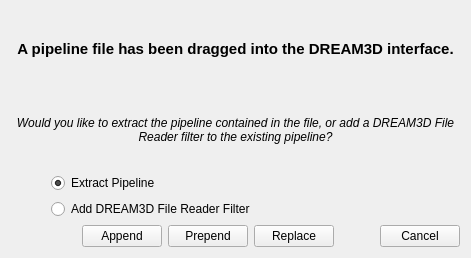
BlueQuartzSoftware/DREAM3D, file Source/QtSupportLib/UI_Files/FileDragMessageBox.ui: the form before one commit.
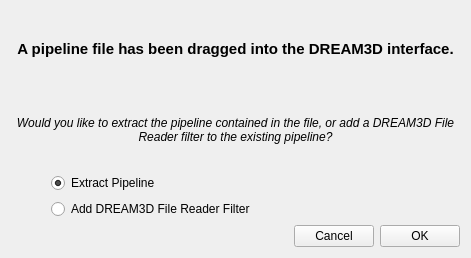
The form after the commit.

Commit message:
Implemented precise drag and drop functionality for pipeline files. Favorites are currently broken with this commit.
updates #332.

```diff
--- a/Source/QtSupportLib/UI_Files/FileDragMessageBox.ui
+++ b/Source/QtSupportLib/UI_Files/FileDragMessageBox.ui
@@ -170,43 +170,6 @@
          </property>
         </spacer>
        </item>
-       <item>
-        <widget class="QPushButton" name="appendPipelineBtn">
-         <property name="text">
-          <string>Append</string>
-         </property>
-        </widget>
-       </item>
-       <item>
-        <widget class="QPushButton" name="prependPipelineBtn">
-         <property name="text">
-          <string>Prepend</string>
-         </property>
-        </widget>
-       </item>
-       <item>
-        <widget class="QPushButton" name="replacePipelineBtn">
-         <property name="text">
-          <string>Replace</string>
-         </property>
-        </widget>
-       </item>
-       <item>
-        <spacer name="horizontalSpacer_4">
-         <property name="orientation">
-          <enum>Qt::Horizontal</enum>
-         </property>
-         <property name="sizeType">
-          <enum>QSizePolicy::Fixed</enum>
-         </property>
-         <property name="sizeHint" stdset="0">
-          <size>
-           <width>40</width>
-           <height>20</height>
-          </size>
-         </property>
-        </spacer>
-       </item>
        <item>
         <widget class="QPushButton" name="cancelBtn">
          <property name="text">
@@ -214,6 +177,13 @@
          </property>
         </widget>
        </item>
+       <item>
+        <widget class="QPushButton" name="okBtn">
+         <property name="text">
+          <string>OK</string>
+         </property>
+        </widget>
+       </item>
       </layout>
      </item>
     </layout>
```
The commit also changes 11 other files.
